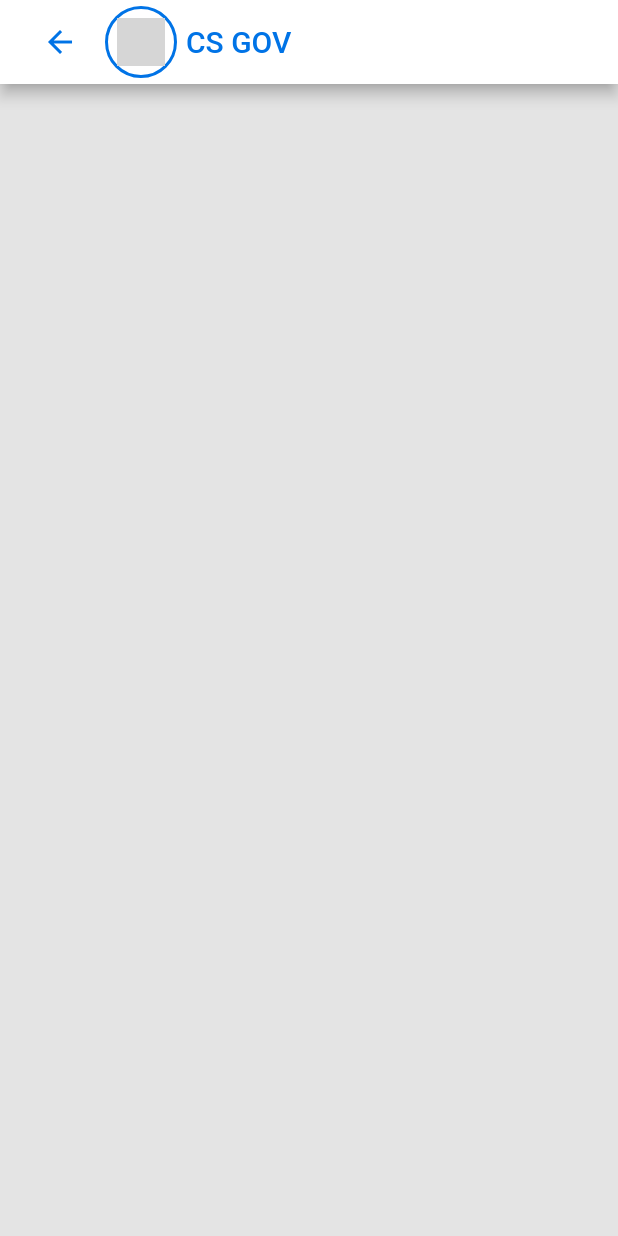
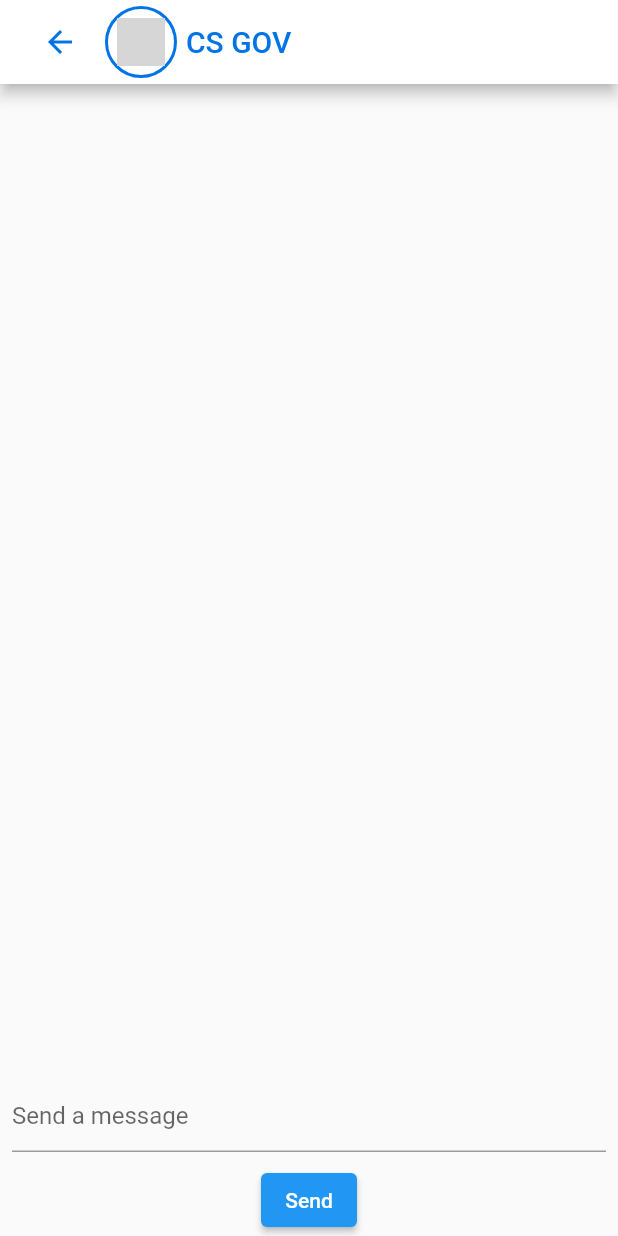
Before and after one commit to Capstone-Tim-15/e-complaint-mobile, a Flutter app: the screen it shows after launch, on a phone screen of 412 x 824 dp. Run offline on Flutter 3.47's test engine with Material 2 defaults, Android fonts, the phone set to English and light mode, and no system bars; our stand-ins replace flutter_chat_bubble; missing offline and left inert: iconify_flutter; grey boxes are pictures that could not be loaded.

```diff
--- /dev/null
+++ b/e_complaint/lib/models/chat_message.dart
@@ -0,0 +1,11 @@
+class ChatMessage {
+  final String text;
+  final bool isSender;
+
+  ChatMessage({
+    this.text = '',
+    required this.isSender,
+  });
+}
+
+List<ChatMessage> chatMessage = [];
--- a/e_complaint/lib/viewModels/helpers/apikey.dart
+++ /dev/null
@@ -1,3 +0,0 @@
-import 'package:e_complaint/viewModels/env/env.dart';
-
-String apiKey = Env.apiKey;
--- a/e_complaint/lib/views/Chatbot/chatbot_screen.dart
+++ b/e_complaint/lib/views/Chatbot/chatbot_screen.dart
@@ -1,3 +1,5 @@
+import 'package:e_complaint/views/Chatbot/components/body.dart';
+import 'package:e_complaint/views/Chatbot/constants.dart';
 import 'package:flutter/material.dart';
 import 'package:iconify_flutter/iconify_flutter.dart';
 import 'package:iconify_flutter/icons/fa6_solid.dart';
@@ -10,17 +12,11 @@ class ChatBotScreen extends StatefulWidget {
 }
 
 class _ChatBotScreenState extends State<ChatBotScreen> {
-  Color kPrimaryColor = const Color(0xFF0073E6);
-  Color kAppbarbg = const Color(0xFFFFFFFF);
-  Color kBodyBg = const Color(0xFFE4E4E4);
-
   @override
   Widget build(BuildContext context) {
     return Scaffold(
       appBar: buildAppBar(),
-      body: Container(
-        color: kBodyBg,
-      ),
+      body: const ChatbotBody(),
     );
   }
 
--- /dev/null
+++ b/e_complaint/lib/views/Chatbot/components/body.dart
@@ -0,0 +1,85 @@
+import 'package:e_complaint/models/chat_message.dart';
+import 'package:e_complaint/viewModels/services/chatbot.dart';
+import 'package:flutter/material.dart';
+import 'package:flutter_chat_bubble/chat_bubble.dart';
+
+class ChatbotBody extends StatefulWidget {
+  const ChatbotBody({Key? key}) : super(key: key);
+
+  @override
+  State<ChatbotBody> createState() => _ChatbotBodyState();
+}
+
+class _ChatbotBodyState extends State<ChatbotBody> {
+  final TextEditingController _controller = TextEditingController();
+  bool isLoading = false;
+  dynamic result;
+
+  @override
+  void initState() {
+    super.initState();
+  }
+
+  @override
+  Widget build(BuildContext context) {
+    return Column(
+      children: [
+        Expanded(
+          child: ListView.builder(
+            itemCount: chatMessage.length,
+            itemBuilder: (context, index) {
+              return ChatBubble(
+                clipper: ChatBubbleClipper1(
+                  type: chatMessage[index].isSender
+                      ? BubbleType.sendBubble
+                      : BubbleType.receiverBubble,
+                ),
+                child: Text(chatMessage[index].text),
+              );
+            },
+          ),
+        ),
+        Padding(
+          padding: const EdgeInsets.all(8.0),
+          child: TextField(
+            controller: _controller,
+            decoration: InputDecoration(
+              hintText: 'Send a message',
+            ),
+          ),
+        ),
+        ElevatedButton(
+          onPressed: () {
+            setState(() {
+              chatMessage.add(ChatMessage(text: _controller.text, isSender: true));
+              _getRecommendation();
+            });
+          },
+          child: Text('Send'),
+        ),
+      ],
+    );
+  }
+
+  void _getRecommendation() async {
+    setState(() {
+      isLoading = true;
+    });
+
+    try {
+      final result = await ChatbotService.getAnswer(
+        question: _controller.value.text,
+      );
+      setState(() {
+        chatMessage.add(ChatMessage(text: result.choices[0].text, isSender: false));
+        isLoading = false;
+      });
+    } catch (e) {
+      const snackBar = SnackBar(
+        content: Text('Failed to send a request'),
+      );
+
+      ScaffoldMessenger.of(context).showSnackBar(snackBar);
+    }
+  }
+}
--- a/e_complaint/pubspec.yaml
+++ b/e_complaint/pubspec.yaml
@@ -48,6 +48,7 @@ dependencies:
   envied_generator: ^0.5.1
   build_runner: ^2.4.6
   http: ^1.1.0
+  flutter_chat_bubble: ^2.0.2
 
 dev_dependencies:
   flutter_test:
```
Also changed, not shown: e_complaint/lib/viewModels/services/chatbot.dart (+5 -4 lines), e_complaint/lib/views/Chatbot/constants.dart (added, +8 -0 lines), e_complaint/lib/models/openai.dart (renamed from e_complaint/lib/models/chatbot.dart), e_complaint/pubspec.lock.
